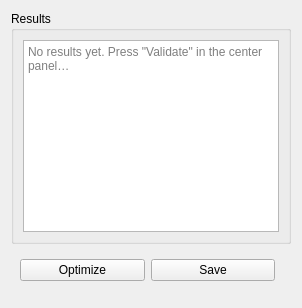
This is Spraycoater/resource/ui/tabs/recipe/planning_panel.ui in mikv75-lab/ROS-Project as Qt 5 draws it before an edit. The edited form follows.
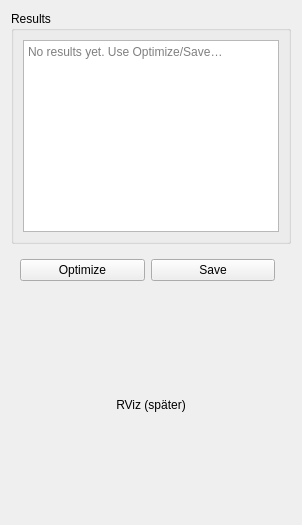
This is the edited form.

```diff
--- a/Spraycoater/resource/ui/tabs/recipe/planning_panel.ui
+++ b/Spraycoater/resource/ui/tabs/recipe/planning_panel.ui
@@ -2,16 +2,25 @@
 <ui version="4.0">
  <class>PlanningPanel</class>
  <widget class="QWidget" name="planningPanel">
-  <layout class="QVBoxLayout" name="vroot" stretch="0,1,0">
-   <!-- Ergebnis -->
+  <property name="windowTitle">
+   <string>Planning</string>
+  </property>
+
+  <layout class="QVBoxLayout" name="vroot">
+
+   <!-- Ergebnisse -->
    <item>
     <widget class="QGroupBox" name="groupResults">
      <property name="title"><string>Results</string></property>
      <layout class="QVBoxLayout" name="vResults">
       <item><widget class="QPlainTextEdit" name="txtResults">
         <property name="readOnly"><bool>true</bool></property>
-        <property name="placeholderText"><string>No results yet. Press &quot;Validate&quot; in the center panel…</string></property>
-      </widget></item>
+        <property name="placeholderText">
+         <string>No results yet. Use Optimize/Save…</string>
+        </property>
+        <property name="minimumSize"><size><width>0</width><height>80</height></size></property>
+       </widget>
+      </item>
      </layout>
     </widget>
    </item>
@@ -27,8 +36,21 @@
     </widget>
    </item>
 
-   <!-- Spacer to push buttons up if needed -->
-   <item><spacer name="spBottom"><property name="orientation"><enum>Qt::Vertical</enum></property></spacer></item>
+   <!-- RViz-Placeholder -->
+   <item>
+    <widget class="QWidget" name="rvizContainer">
+     <layout class="QVBoxLayout" name="rvizLayout">
+      <item>
+       <widget class="QLabel" name="lblRvizPlaceholder">
+        <property name="text"><string>RViz (später)</string></property>
+        <property name="alignment"><set>Qt::AlignCenter</set></property>
+        <property name="minimumSize"><size><width>200</width><height>200</height></size></property>
+       </widget>
+      </item>
+     </layout>
+    </widget>
+   </item>
+
   </layout>
  </widget>
  <resources/>
```
Left out of the diff: 4 changed lines with no effect on the pictures.
